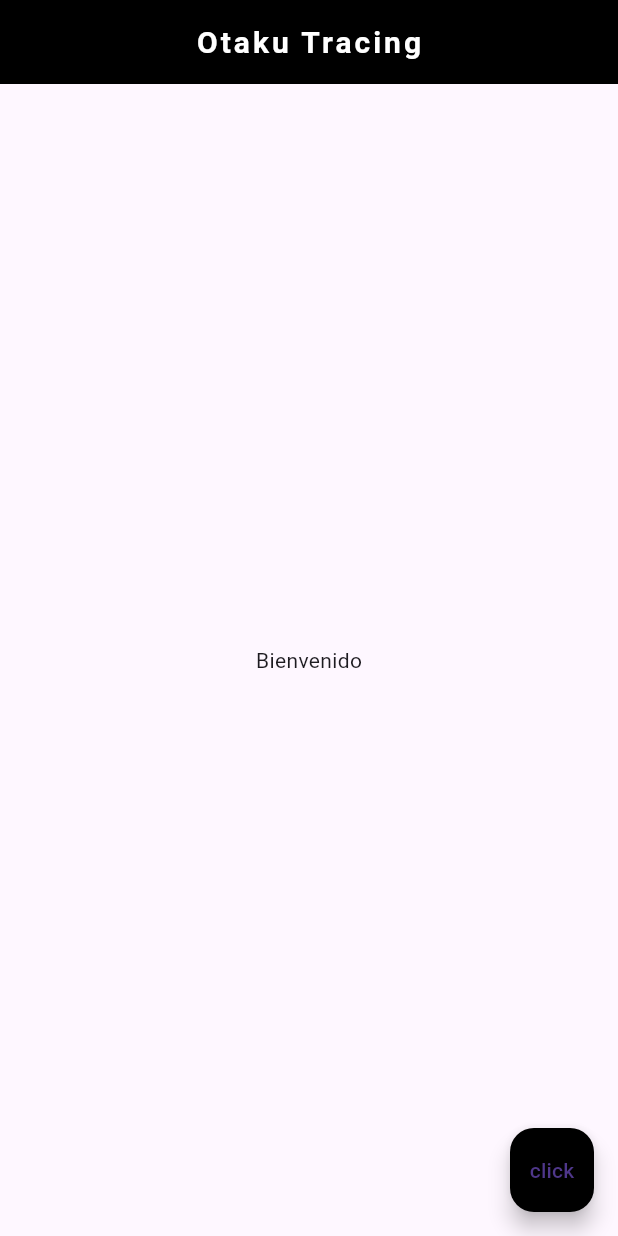
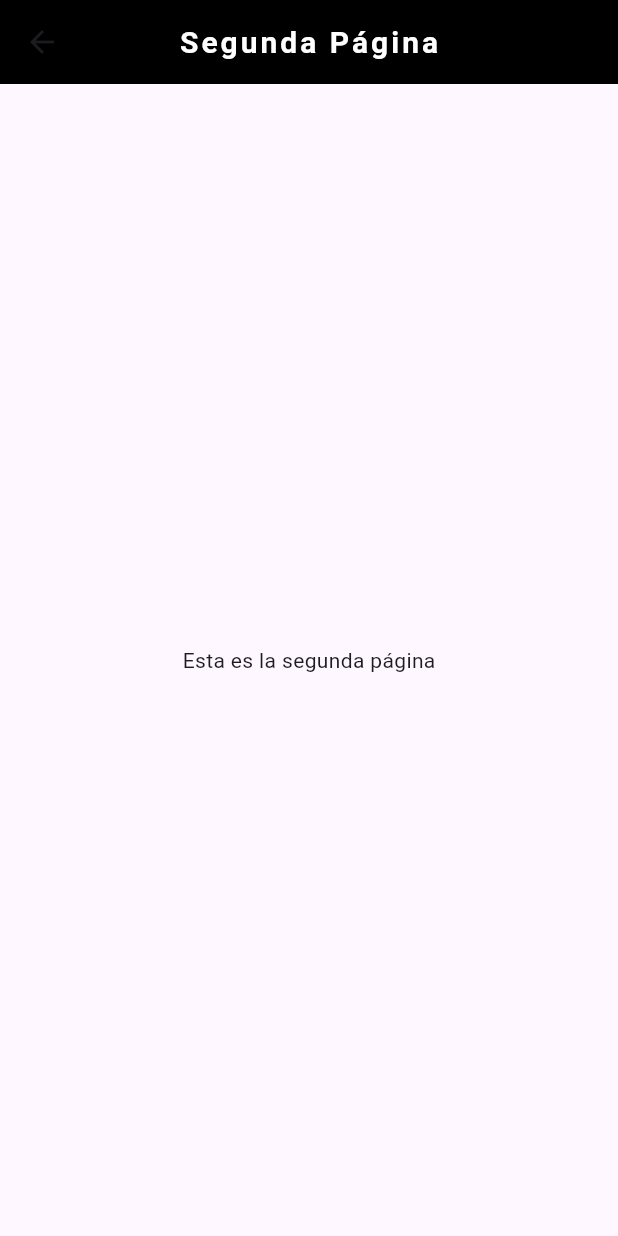
Before and after one commit to GamblerRunner/OtakuTracing, a Flutter app: the screen it shows after launch, after a tap on "click", on a phone screen of 412 x 824 dp. Run offline on Flutter 3.47's test engine with Material 3 defaults, Android fonts, the phone set to English and light mode, and no system bars.

Commit message:
Intent de AndroidStudio(flutter)

```diff
--- a/lib/login.dart
+++ b/lib/login.dart
@@ -0,0 +1,33 @@
+import 'package:flutter/material.dart';
+
+void main() {
+  runApp(MaterialApp(
+    home: LoginPage(),
+  ));
+}
+
+
+
+class LoginPage extends StatelessWidget {
+  @override
+  Widget build(BuildContext context) {
+    return Scaffold(
+      appBar: AppBar(
+        title: Text(
+          'Segunda Página',
+          style: TextStyle(
+            fontSize: 20.0,
+            fontWeight: FontWeight.bold,
+            letterSpacing: 2.0,
+            color: Colors.white,
+          ),
+        ),
+        centerTitle: true,
+        backgroundColor: Colors.black,
+      ),
+      body: Center(
+        child: Text('Esta es la segunda página'),
+      ),
+    );
+  }
+}
--- a/lib/main.dart
+++ b/lib/main.dart
@@ -1,8 +1,16 @@
 import 'package:flutter/material.dart';
+import 'login.dart';
 
 void main() {
   runApp(MaterialApp(
-    home: Scaffold(
+    home: HomePage(),
+  ));
+}
+
+class HomePage extends StatelessWidget {
+  @override
+  Widget build(BuildContext context) {
+    return Scaffold(
       appBar: AppBar(
         title: Text(
           'Otaku Tracing',
@@ -10,7 +18,7 @@ void main() {
             fontSize: 20.0,
             fontWeight: FontWeight.bold,
             letterSpacing: 2.0,
-                  color: Colors.white
+            color: Colors.white,
           ),
         ),
         centerTitle: true,
@@ -20,12 +28,16 @@ void main() {
         child: Text('Bienvenido'),
       ),
       floatingActionButton: FloatingActionButton(
-        onPressed: () {  },
-        child: Text(
-            'click'
-        ),
+        onPressed: () {
+          // Navegar a la segunda página al presionar el botón
+          Navigator.push(
+            context,
+            MaterialPageRoute(builder: (context) => LoginPage()),
+          );
+        },
+        child: Text('click'),
         backgroundColor: Colors.black,
       ),
-    )
-  ));
+    );
   }
+}
```
Lines whose indentation alone changed are shown as unchanged.
